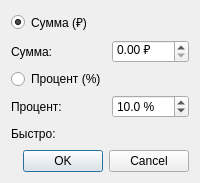
Before: the Qt Designer form ui/discountdialog.ui in MikhailBersenev/easyPOS, drawn with Qt 5.
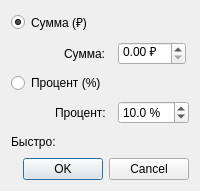
After: the same form once the commit is applied.

The edit to the form file:
```diff
--- a/ui/discountdialog.ui
+++ b/ui/discountdialog.ui
@@ -11,6 +11,10 @@
   <layout class="QVBoxLayout" name="mainLayout">
    <item>
     <layout class="QFormLayout" name="formLayout">
+     <property name="verticalSpacing"><number>8</number></property>
+     <property name="horizontalSpacing"><number>12</number></property>
+     <property name="fieldGrowthPolicy"><enum>QFormLayout::ExpandingFieldsGrow</enum></property>
+     <property name="labelAlignment"><set>Qt::AlignRight|Qt::AlignVCenter</set></property>
      <item row="0" column="0">
       <widget class="QRadioButton" name="sumRadio">
        <property name="text">
```
